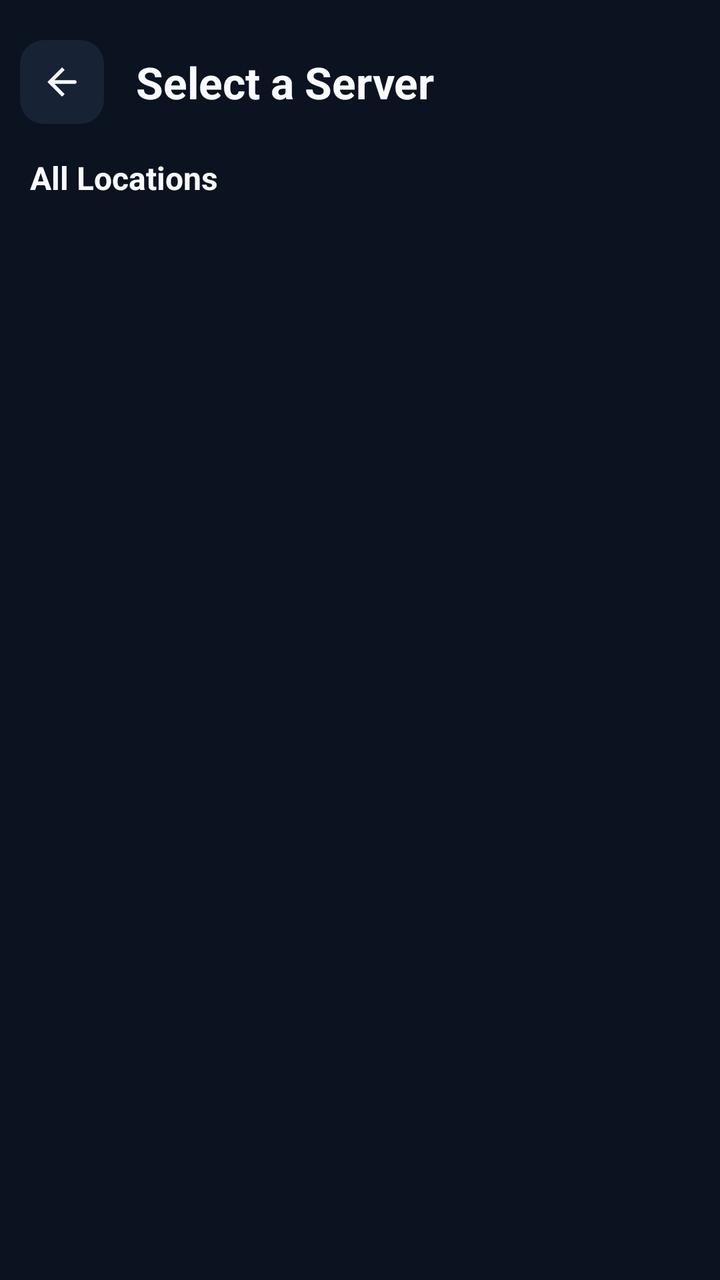
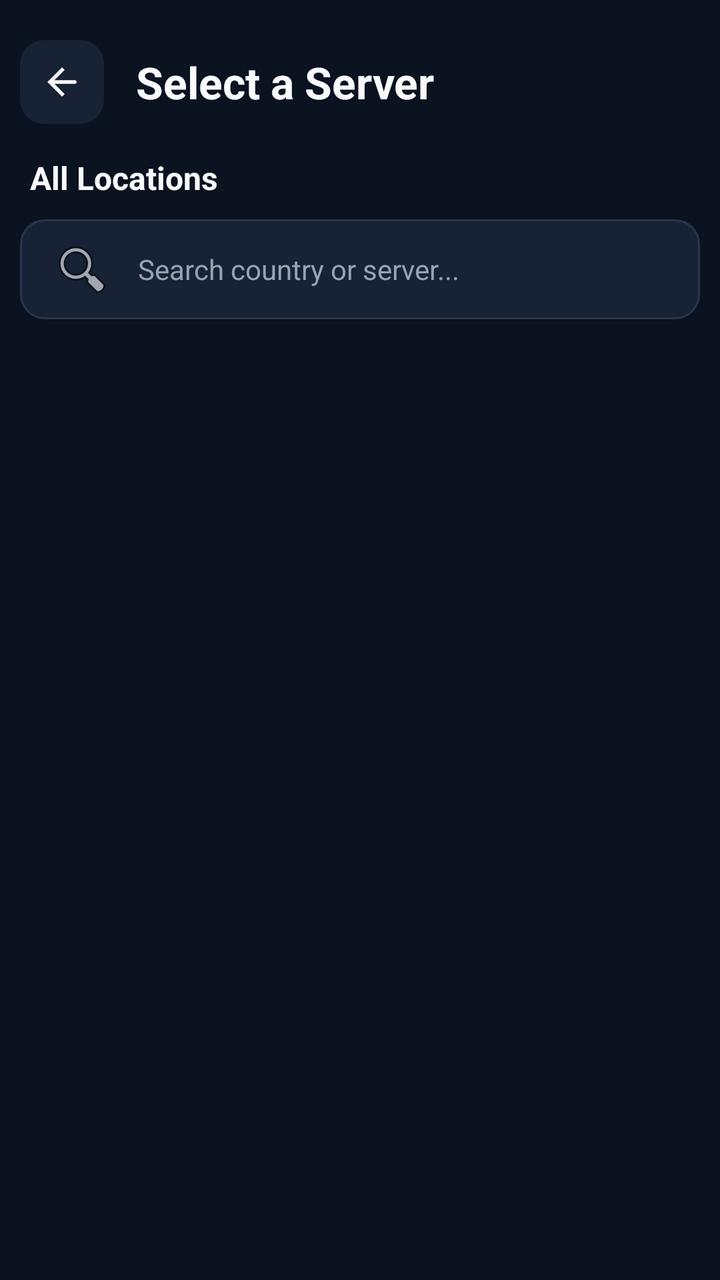

Screens rendered from an Android XML layout before and after an edit, with the pre-edit source and the edit as a unified diff.
<!-- AndroidManifest.xml: application theme Theme.NexzaVPN -->
<!-- res/layout/activity_server_list.xml -->
<?xml version="1.0" encoding="utf-8"?>
<LinearLayout
    xmlns:android="http://schemas.android.com/apk/res/android"
    xmlns:app="http://schemas.android.com/apk/res-auto"
    xmlns:tools="http://schemas.android.com/tools"
    android:id="@+id/main"
    android:layout_width="match_parent"
    android:layout_height="match_parent"
    android:orientation="vertical"
    android:background="#0B1220"
    tools:context=".ServerList">

    
    <LinearLayout
        android:layout_width="match_parent"
        android:layout_height="wrap_content"
        android:gravity="center_vertical"
        android:orientation="horizontal"
        android:paddingHorizontal="10dp"
        android:paddingTop="20dp"
        android:paddingBottom="16dp">

        <ImageView
            android:id="@+id/btnBack"
            android:layout_width="42dp"
            android:layout_height="42dp"
            android:padding="10dp"
            android:src="@drawable/ic_arrow_back"
            android:background="@drawable/bg_server_back"
            android:contentDescription="Back"
            android:clickable="true"
            android:focusable="true" />

        <TextView
            android:layout_width="0dp"
            android:layout_height="wrap_content"
            android:layout_weight="1"
            android:layout_marginStart="16dp"
            android:text="Select a Server"
            android:textColor="#F8FAFC"
            android:textSize="22sp"
            android:textStyle="bold" />

    </LinearLayout>

    
    <TextView
        android:layout_width="match_parent"
        android:layout_height="wrap_content"
        android:layout_marginHorizontal="15dp"
        android:layout_marginBottom="10dp"
        android:text="All Locations"
        android:textColor="#F8FAFC"
        android:textSize="16sp"
        android:textStyle="bold" />

    
    <ListView
        android:id="@+id/serverList"
        android:layout_width="match_parent"
        android:layout_height="0dp"
        android:layout_weight="1"
        android:layout_marginHorizontal="10dp"
        android:clipToPadding="false"
        android:divider="@android:color/transparent"
        android:dividerHeight="5dp"
        android:paddingBottom="16dp"
        android:scrollbars="none"
        tools:listitem="@layout/server_card" />

</LinearLayout>
<!-- res/layout/server_card.xml (included above) -->
<?xml version="1.0" encoding="utf-8"?>
<androidx.cardview.widget.CardView
    xmlns:android="http://schemas.android.com/apk/res/android"
    xmlns:app="http://schemas.android.com/apk/res-auto"
    android:layout_width="match_parent"
    android:layout_height="wrap_content"
    android:layout_marginHorizontal="16dp"
    android:layout_marginVertical="0dp"
    app:cardBackgroundColor="#172235"
    app:cardCornerRadius="16dp"
    app:cardElevation="0dp">

    <LinearLayout
        android:layout_width="match_parent"
        android:layout_height="wrap_content"
        android:orientation="horizontal"
        android:gravity="center_vertical"
        android:padding="16dp">

        
        <ImageView
            android:id="@+id/ivServerFlag"
            android:layout_width="48dp"
            android:layout_height="48dp"
            android:scaleType="centerCrop"
            android:contentDescription="Country flag" />

        
        <LinearLayout
            android:layout_width="0dp"
            android:layout_height="wrap_content"
            android:layout_weight="1"
            android:layout_marginStart="14dp"
            android:orientation="vertical">

            <TextView
                android:id="@+id/tvCountryName"
                android:layout_width="match_parent"
                android:layout_height="wrap_content"
                android:text="Japan"
                android:textColor="#F8FAFC"
                android:textSize="16sp"
                android:textStyle="bold" />

            <TextView
                android:id="@+id/tvServerName"
                android:layout_width="match_parent"
                android:layout_height="wrap_content"
                android:layout_marginTop="4dp"
                android:text="Tokyo Server"
                android:textColor="#94A3B8"
                android:textSize="13sp" />

        </LinearLayout>

        
        <ImageView
            android:id="@+id/ivServerSelected"
            android:layout_width="22dp"
            android:layout_height="22dp"
            android:src="@drawable/ic_chevron_right"
            android:contentDescription="Select server" />

    </LinearLayout>

</androidx.cardview.widget.CardView>
<!-- resources referenced by this layout -->
<resources>
  <!-- drawable bg_server_back (drawable) -->
  <?xml version="1.0" encoding="utf-8"?>
  <shape xmlns:android="http://schemas.android.com/apk/res/android">
      <solid android:color="#172235" />
      <corners android:radius="12dp" />
  </shape>
  <!-- drawable ic_arrow_back (drawable) -->
  <vector xmlns:android="http://schemas.android.com/apk/res/android"
      android:width="24dp"
      android:height="24dp"
      android:viewportWidth="24"
      android:viewportHeight="24">
  
      <path
          android:fillColor="#F8FAFC"
          android:pathData="M20,12c0,0.55 -0.45,1 -1,1H7.83l5.59,5.59L12,20l-8,-8 8,-8 1.41,1.41L7.83,11H19c0.55,0 1,0.45 1,1z" />
  
  </vector>
  <!-- drawable ic_chevron_right (drawable) -->
  <vector xmlns:android="http://schemas.android.com/apk/res/android"
      android:width="24dp"
      android:height="24dp"
      android:viewportWidth="24"
      android:viewportHeight="24">
  
      <path
          android:fillColor="@android:color/transparent"
          android:strokeColor="#38E69B"
          android:strokeWidth="2"
          android:strokeLineCap="round"
          android:strokeLineJoin="round"
          android:pathData="M9,18 L15,12 L9,6" />
  
  </vector>
  <style name="Theme.NexzaVPN" parent="Base.Theme.NexzaVPN" />
  <style name="Base.Theme.NexzaVPN" parent="Theme.Material3.DayNight.NoActionBar">
          
          
      </style>
</resources>

<!-- the commit's change to res/layout/activity_server_list.xml (unified diff, before → after) -->
@@ -8,7 +8,7 @@
     android:layout_height="match_parent"
     android:orientation="vertical"
     android:background="#0B1220"
-    tools:context=".ServerList">
+    tools:context=".ui.server.ServerList">
 
     
     <LinearLayout
@@ -53,6 +53,25 @@
         android:textColor="#F8FAFC"
         android:textSize="16sp"
         android:textStyle="bold" />
+
+    
+    <EditText
+        android:id="@+id/etSearch"
+        android:layout_width="match_parent"
+        android:layout_height="50dp"
+        android:layout_marginHorizontal="10dp"
+        android:layout_marginBottom="12dp"
+        android:background="@drawable/bg_server_search"
+        android:drawableStart="@android:drawable/ic_menu_search"
+        android:drawablePadding="12dp"
+        android:hint="Search country or server..."
+        android:paddingHorizontal="15dp"
+        android:singleLine="true"
+        android:inputType="text"
+        android:imeOptions="actionSearch"
+        android:textColor="#F8FAFC"
+        android:textColorHint="#94A3B8"
+        android:textSize="14sp" />
 
     
     <ListView
<!-- resource entries referenced after the edit -->
@@ -5,6 +5,19 @@
   <shape xmlns:android="http://schemas.android.com/apk/res/android">
       <solid android:color="#172235" />
       <corners android:radius="12dp" />
+  </shape>
+  <!-- drawable bg_server_search (drawable) -->
+  <?xml version="1.0" encoding="utf-8"?>
+  <shape xmlns:android="http://schemas.android.com/apk/res/android">
+  
+      <solid android:color="#172235" />
+  
+      <corners android:radius="12dp" />
+  
+      <stroke
+          android:width="1dp"
+          android:color="#26364D" />
+  
   </shape>
   <!-- drawable ic_arrow_back (drawable) -->
   <vector xmlns:android="http://schemas.android.com/apk/res/android"
